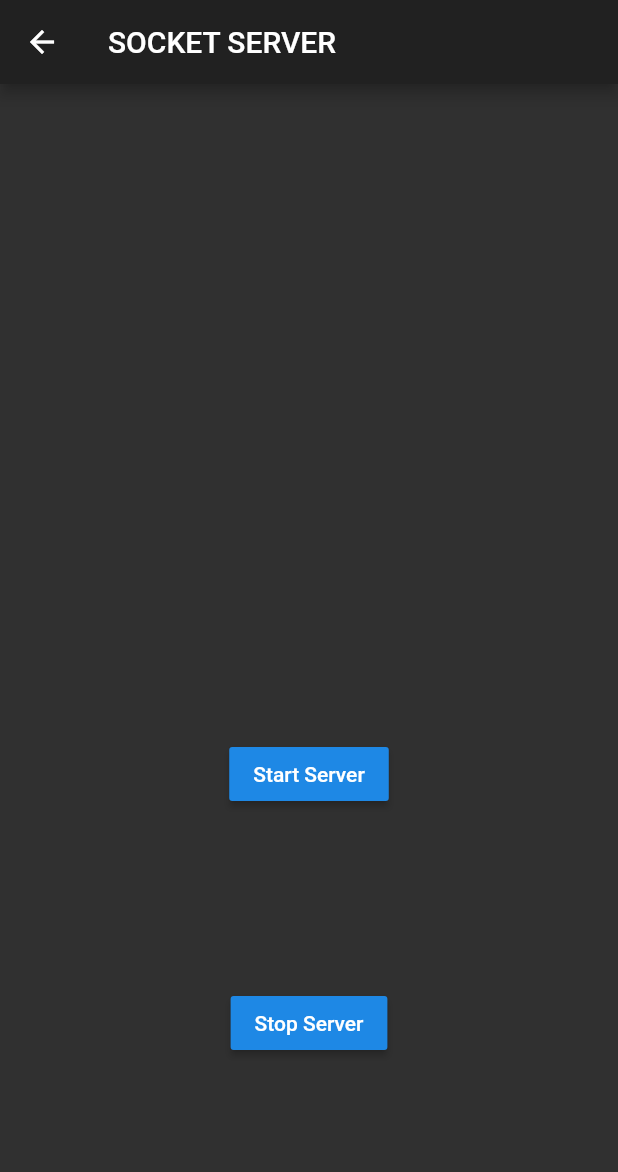
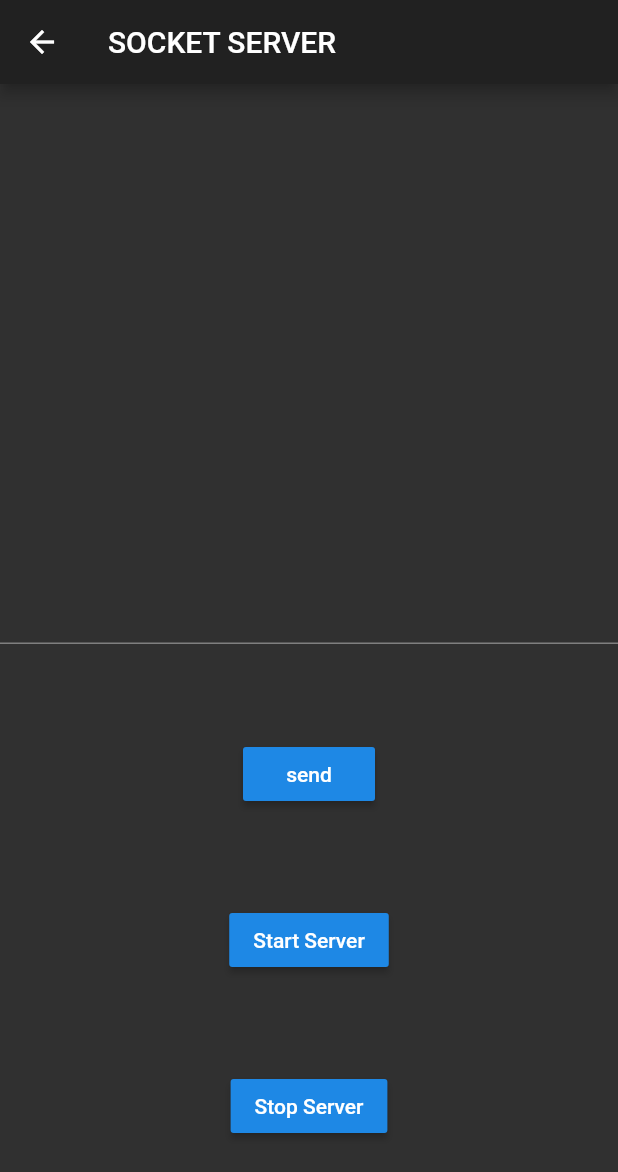
Before and after one commit to femrek/flutter_socket_practice, a Flutter app: the ScreenSocketServer screen opened by its route, on a phone screen of 412 x 824 dp. Shown: the top 1172 px of the screen. Run offline on Flutter 3.47's test engine with Material 2 defaults, Android fonts, the phone set to English and light mode, and no system bars.

Commit message:
feat: send message to client from server

```diff
--- a/lib/screen_socket_server.dart
+++ b/lib/screen_socket_server.dart
@@ -9,6 +9,8 @@ class ScreenSocketServer extends StatefulWidget  {
 }
 
 class _ScreenSocketServerState extends State<ScreenSocketServer> {
+
+  TextEditingController _dataInputController = TextEditingController();
 
   ServerSocket _serverSocket;
 
@@ -32,6 +34,12 @@ class _ScreenSocketServerState extends State<ScreenSocketServer> {
         });
       });
     });
+  }
+
+  void _sendMessageToAllClients(String message) {
+    for (int i = 0; i < _sockets.length; i++) {
+      _sockets[i].write(message);
+    }
   }
 
   Future _stopServer() async {
@@ -60,6 +68,17 @@ class _ScreenSocketServerState extends State<ScreenSocketServer> {
             width: MediaQuery.of(context).size.width,
             child: Text(_theLatestData),
           ),
+          /// data input
+          TextField(
+            controller: _dataInputController,
+          ),
+          /// send data button
+          RaisedButton(
+            child: Text('send'),
+            onPressed: () {
+              _sendMessageToAllClients(_dataInputController.text);
+            },
+          ),
           /// start server
           RaisedButton(
             child: Text('Start Server'),
```
